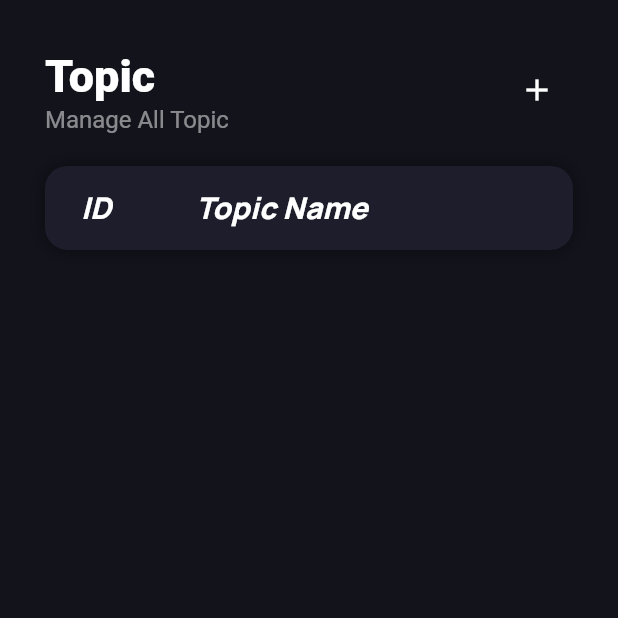
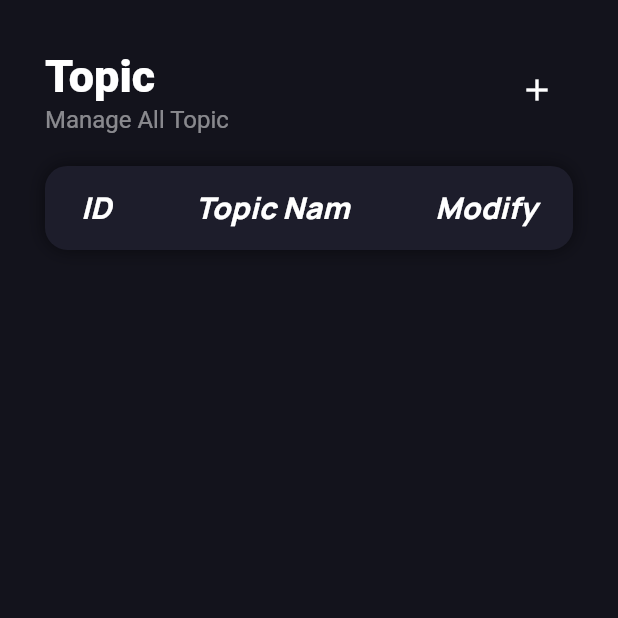
Before and after one commit to thuhien137200/adminIPA, a Flutter app: the TopicScreen screen opened directly, on a phone screen of 412 x 824 dp, the top half of it. Run offline on Flutter 3.47's test engine with Material 2 defaults, Android fonts, the light colour scheme and no system bars; our stand-ins replace cloud_firestore, file_picker, firebase_auth, firebase_core, firebase_storage, fl_chart and 5 more; missing offline and left inert: dart:html; accounts and stored records are empty; Roboto replaces fonts that are missing (Poppins); statements that could not run were skipped.

Commit message:
fix button

```diff
--- a/lib/screens/topic/topic_screen.dart
+++ b/lib/screens/topic/topic_screen.dart
@@ -181,17 +181,11 @@ class _TopicScreenState extends State<TopicScreen> {
                   ),
                 ),
               ),
-              const DataColumn(
+               DataColumn(
                 label: Expanded(
                   child: Text(
-                    '',
-                  ),
-                ),
-              ),
-              const DataColumn(
-                label: Expanded(
-                  child: Text(
-                    '',
+                    'Modify',
+                    style: textStyleTableHeader(),
                   ),
                 ),
               ),
@@ -208,7 +202,9 @@ class _TopicScreenState extends State<TopicScreen> {
                             topic.topic_name!,
                             style: textStyleTableContent(),
                           )),
-                          DataCell(IconButton(
+                          DataCell(Row(
+                            children: [
+                              IconButton(
                                 //Delete function
                                   onPressed: () {
                                     showDialog(
@@ -259,8 +255,8 @@ class _TopicScreenState extends State<TopicScreen> {
                                   icon: Icon(
                                     CupertinoIcons.xmark_circle_fill,
                                     color: ColorController().getColor().colorText,
-                              ))),
-                          DataCell(IconButton(
+                                  )),
+                              IconButton(
                                 // Modify function
                                   onPressed: () {
                                     var topicController = TextEditingController();
@@ -327,7 +323,9 @@ class _TopicScreenState extends State<TopicScreen> {
                                   icon: Icon(
                                     CupertinoIcons.pen,
                                     color: ColorController().getColor().colorText,
-                              ))),
+                                  ))
+                            ],
+                          )),
                         ]))
                     .toList(),
           ),
```
Also changed, not shown: lib/screens/company/company_screen.dart (+10 -12 lines), lib/screens/dashboard/dashboard_screen.dart (+12 -13 lines), lib/screens/experience/experience_screen.dart (+11 -14 lines), 1 other file. Lines whose indentation alone changed are shown as unchanged.
